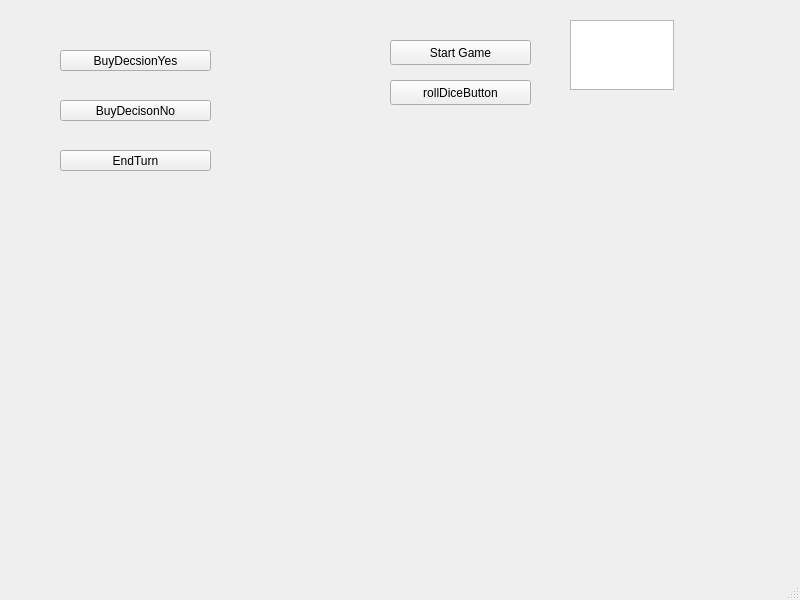
The window that Dev/ClientServerImpl/Client/Client/Client/mainwindow.ui (TSmajli/Monopoly) describes before a commit, drawn with Qt 5.
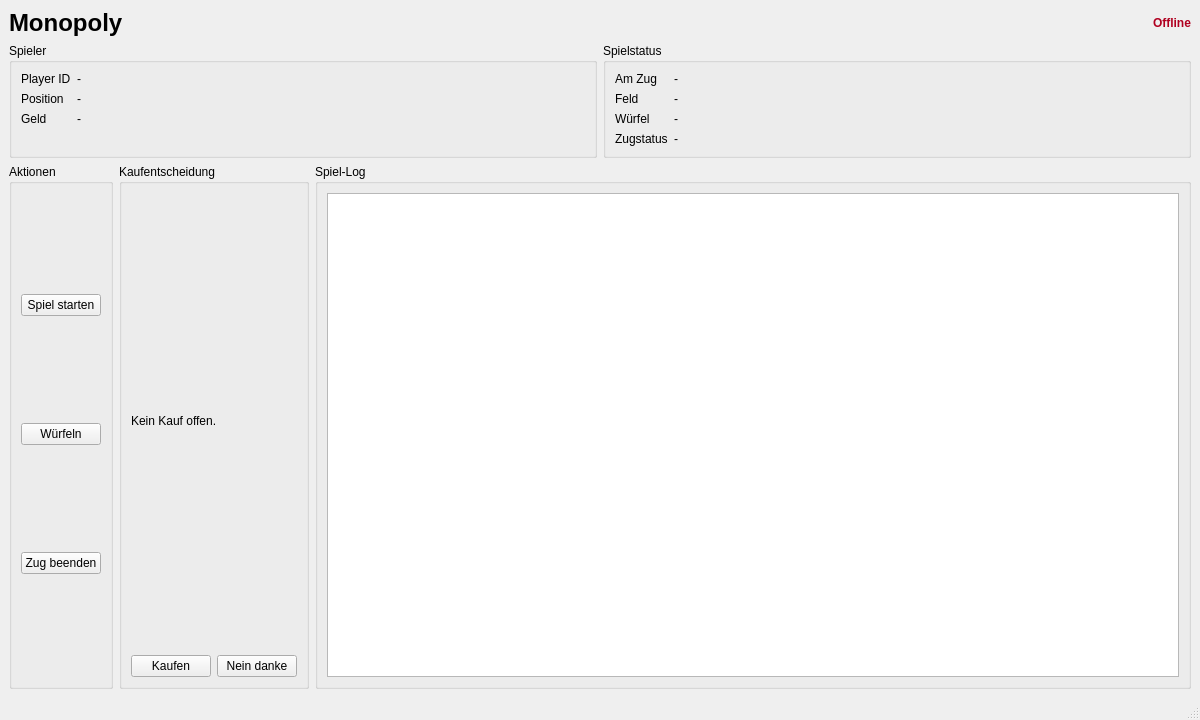
The same window after the commit.

Commit message: Improve client UI and add end turn flow

Patch:
```diff
--- a/Dev/ClientServerImpl/Client/Client/Client/mainwindow.ui
+++ b/Dev/ClientServerImpl/Client/Client/Client/mainwindow.ui
@@ -6,89 +6,260 @@
    <rect>
     <x>0</x>
     <y>0</y>
-    <width>800</width>
-    <height>600</height>
+    <width>1200</width>
+    <height>720</height>
    </rect>
   </property>
   <property name="windowTitle">
    <string>MainWindow</string>
   </property>
   <widget class="QWidget" name="centralwidget">
-   <widget class="QPushButton" name="rollDiceButton">
-    <property name="geometry">
-     <rect>
-      <x>390</x>
-      <y>80</y>
-      <width>141</width>
-      <height>25</height>
-     </rect>
-    </property>
-    <property name="text">
-     <string>rollDiceButton</string>
-    </property>
-   </widget>
-   <widget class="QPushButton" name="StartGame_Button">
-    <property name="geometry">
-     <rect>
-      <x>390</x>
-      <y>40</y>
-      <width>141</width>
-      <height>25</height>
-     </rect>
-    </property>
-    <property name="text">
-     <string>Start Game</string>
-    </property>
-   </widget>
-   <widget class="QPushButton" name="BuyDecisonYes_Button">
-    <property name="geometry">
-     <rect>
-      <x>60</x>
-      <y>50</y>
-      <width>151</width>
-      <height>21</height>
-     </rect>
-    </property>
-    <property name="text">
-     <string>BuyDecsionYes</string>
-    </property>
-   </widget>
-   <widget class="QPushButton" name="BuyDecsionNo_Button">
-    <property name="geometry">
-     <rect>
-      <x>60</x>
-      <y>100</y>
-      <width>151</width>
-      <height>21</height>
-     </rect>
-    </property>
-    <property name="text">
-     <string>BuyDecisonNo</string>
-    </property>
-   </widget>
-   <widget class="QPushButton" name="EndTurn_Button">
-    <property name="geometry">
-     <rect>
-      <x>60</x>
-      <y>150</y>
-      <width>151</width>
-      <height>21</height>
-     </rect>
-    </property>
-    <property name="text">
-     <string>EndTurn</string>
-    </property>
-   </widget>
-   <widget class="QTextEdit" name="textEdit">
-    <property name="geometry">
-     <rect>
-      <x>570</x>
-      <y>20</y>
-      <width>104</width>
-      <height>70</height>
-     </rect>
-    </property>
-   </widget>
+   <layout class="QVBoxLayout" name="mainLayout">
+    <item>
+     <layout class="QHBoxLayout" name="headerLayout">
+      <item>
+       <widget class="QLabel" name="titleLabel">
+        <property name="text">
+         <string>Monopoly</string>
+        </property>
+        <property name="styleSheet">
+         <string>font-size: 24px; font-weight: 600;</string>
+        </property>
+       </widget>
+      </item>
+      <item>
+       <spacer name="headerSpacer">
+        <property name="orientation">
+         <enum>Qt::Horizontal</enum>
+        </property>
+        <property name="sizeHint" stdset="0">
+         <size>
+          <width>40</width>
+          <height>20</height>
+         </size>
+        </property>
+       </spacer>
+      </item>
+      <item>
+       <widget class="QLabel" name="connectionStatusLabel">
+        <property name="text">
+         <string>Offline</string>
+        </property>
+        <property name="styleSheet">
+         <string>color: #b00020; font-weight: 600;</string>
+        </property>
+       </widget>
+      </item>
+     </layout>
+    </item>
+    <item>
+     <layout class="QHBoxLayout" name="infoLayout">
+      <item>
+       <widget class="QGroupBox" name="playerGroup">
+        <property name="title">
+         <string>Spieler</string>
+        </property>
+        <layout class="QFormLayout" name="playerForm">
+         <item row="0" column="0">
+          <widget class="QLabel" name="playerIdLabel">
+           <property name="text">
+            <string>Player ID</string>
+           </property>
+          </widget>
+         </item>
+         <item row="0" column="1">
+          <widget class="QLabel" name="playerIdValue">
+           <property name="text">
+            <string>-</string>
+           </property>
+          </widget>
+         </item>
+         <item row="1" column="0">
+          <widget class="QLabel" name="positionLabel">
+           <property name="text">
+            <string>Position</string>
+           </property>
+          </widget>
+         </item>
+         <item row="1" column="1">
+          <widget class="QLabel" name="positionValue">
+           <property name="text">
+            <string>-</string>
+           </property>
+          </widget>
+         </item>
+         <item row="2" column="0">
+          <widget class="QLabel" name="moneyLabel">
+           <property name="text">
+            <string>Geld</string>
+           </property>
+          </widget>
+         </item>
+         <item row="2" column="1">
+          <widget class="QLabel" name="moneyValue">
+           <property name="text">
+            <string>-</string>
+           </property>
+          </widget>
+         </item>
+        </layout>
+       </widget>
+      </item>
+      <item>
+       <widget class="QGroupBox" name="gameGroup">
+        <property name="title">
+         <string>Spielstatus</string>
+        </property>
+        <layout class="QFormLayout" name="gameForm">
+         <item row="0" column="0">
+          <widget class="QLabel" name="currentPlayerLabel">
+           <property name="text">
+            <string>Am Zug</string>
+           </property>
+          </widget>
+         </item>
+         <item row="0" column="1">
+          <widget class="QLabel" name="currentPlayerValue">
+           <property name="text">
+            <string>-</string>
+           </property>
+          </widget>
+         </item>
+         <item row="1" column="0">
+          <widget class="QLabel" name="fieldLabel">
+           <property name="text">
+            <string>Feld</string>
+           </property>
+          </widget>
+         </item>
+         <item row="1" column="1">
+          <widget class="QLabel" name="fieldValue">
+           <property name="text">
+            <string>-</string>
+           </property>
+          </widget>
+         </item>
+         <item row="2" column="0">
+          <widget class="QLabel" name="diceLabel">
+           <property name="text">
+            <string>Würfel</string>
+           </property>
+          </widget>
+         </item>
+         <item row="2" column="1">
+          <widget class="QLabel" name="diceValue">
+           <property name="text">
+            <string>-</string>
+           </property>
+          </widget>
+         </item>
+         <item row="3" column="0">
+          <widget class="QLabel" name="turnStatusLabel">
+           <property name="text">
+            <string>Zugstatus</string>
+           </property>
+          </widget>
+         </item>
+         <item row="3" column="1">
+          <widget class="QLabel" name="turnStatusValue">
+           <property name="text">
+            <string>-</string>
+           </property>
+          </widget>
+         </item>
+        </layout>
+       </widget>
+      </item>
+     </layout>
+    </item>
+    <item>
+     <layout class="QHBoxLayout" name="actionLayout">
+      <item>
+       <widget class="QGroupBox" name="actionsGroup">
+        <property name="title">
+         <string>Aktionen</string>
+        </property>
+        <layout class="QVBoxLayout" name="actionsLayout">
+         <item>
+          <widget class="QPushButton" name="StartGame_Button">
+           <property name="text">
+            <string>Spiel starten</string>
+           </property>
+          </widget>
+         </item>
+         <item>
+          <widget class="QPushButton" name="rollDiceButton">
+           <property name="text">
+            <string>Würfeln</string>
+           </property>
+          </widget>
+         </item>
+         <item>
+          <widget class="QPushButton" name="EndTurn_Button">
+           <property name="text">
+            <string>Zug beenden</string>
+           </property>
+          </widget>
+         </item>
+        </layout>
+       </widget>
+      </item>
+      <item>
+       <widget class="QGroupBox" name="buyGroup">
+        <property name="title">
+         <string>Kaufentscheidung</string>
+        </property>
+        <layout class="QVBoxLayout" name="buyLayout">
+         <item>
+          <widget class="QLabel" name="buyPromptLabel">
+           <property name="text">
+            <string>Kein Kauf offen.</string>
+           </property>
+           <property name="wordWrap">
+            <bool>true</bool>
+           </property>
+          </widget>
+         </item>
+         <item>
+          <layout class="QHBoxLayout" name="buyButtonsLayout">
+           <item>
+            <widget class="QPushButton" name="BuyDecisonYes_Button">
+             <property name="text">
+              <string>Kaufen</string>
+             </property>
+            </widget>
+           </item>
+           <item>
+            <widget class="QPushButton" name="BuyDecsionNo_Button">
+             <property name="text">
+              <string>Nein danke</string>
+             </property>
+            </widget>
+           </item>
+          </layout>
+         </item>
+        </layout>
+       </widget>
+      </item>
+      <item>
+       <widget class="QGroupBox" name="logGroup">
+        <property name="title">
+         <string>Spiel-Log</string>
+        </property>
+        <layout class="QVBoxLayout" name="logLayout">
+         <item>
+          <widget class="QTextEdit" name="logTextEdit">
+           <property name="readOnly">
+            <bool>true</bool>
+           </property>
+          </widget>
+         </item>
+        </layout>
+       </widget>
+      </item>
+     </layout>
+    </item>
+   </layout>
   </widget>
   <widget class="QMenuBar" name="menubar">
    <property name="geometry">
```
Left out of the diff: 4 changed lines with no effect on the pictures. The commit also changes 5 other files.
